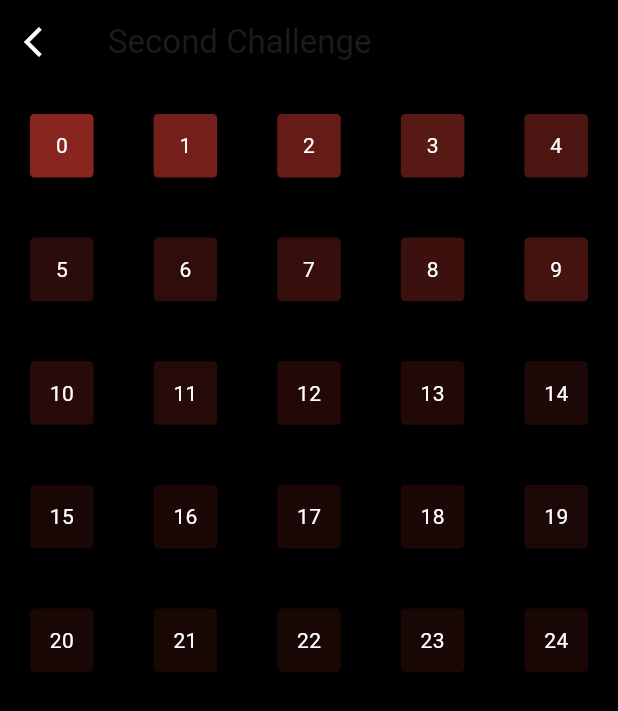
After one commit to asuracoder91/ani_challenge, a Flutter app: the screen it shows after launch, after a tap on "2기 두번째 챌린지", on a phone screen of 412 x 824 dp. The commit adds this screen. Shown: the top 711 px of the screen. Run offline on Flutter 3.47's test engine with Material 3 defaults, Android fonts, the phone set to English and light mode, and no system bars; our stand-ins replace flutter_animate, lottie; Roboto replaces fonts that are missing (Pretendard); project files that could hold a hidden picture were left out.

Commit message:
feat: season2-second

```diff
--- a/lib/screens/menu_screen.dart
+++ b/lib/screens/menu_screen.dart
@@ -2,6 +2,8 @@ import 'package:ani_challenge/screens/card_challenge.dart';
 import 'package:ani_challenge/screens/first_challenge.dart';
 import 'package:ani_challenge/screens/last_challenge.dart';
 import 'package:ani_challenge/screens/pomodoro.dart';
+import 'package:ani_challenge/screens/season2_first.dart';
+import 'package:ani_challenge/screens/season2_second.dart';
 import 'package:ani_challenge/screens/second_challenge.dart';
 import 'package:flutter/material.dart';
 
@@ -83,6 +85,24 @@ class MenuScreen extends StatelessWidget {
               },
               child: const Text('The Last Challenge'),
             ),
+            ElevatedButton(
+              onPressed: () {
+                _goToPage(
+                  context,
+                  const StwoFirst(),
+                );
+              },
+              child: const Text('2기 첫 챌린지'),
+            ),
+            ElevatedButton(
+              onPressed: () {
+                _goToPage(
+                  context,
+                  const StwoSecondChallenge(),
+                );
+              },
+              child: const Text('2기 두번째 챌린지'),
+            ),
           ],
         ),
       ),
--- /dev/null
+++ b/lib/screens/season2_second.dart
@@ -0,0 +1,148 @@
+import 'package:flutter/material.dart';
+
+class StwoSecondChallenge extends StatefulWidget {
+  const StwoSecondChallenge({super.key});
+
+  @override
+  State<StwoSecondChallenge> createState() => _StwoSecondChallenge();
+}
+
+class _StwoSecondChallenge extends State<StwoSecondChallenge>
+    with TickerProviderStateMixin {
+  late AnimationController _controller;
+  late List<Animation> _tileAnimations;
+  late AnimationController _secondController;
+  late List<Animation> _secondTileAnimations;
+  bool secondAnimationTrigger = false;
+
+  List<int> animationOrder = [
+    24,
+    23,
+    22,
+    21,
+    20,
+    15,
+    16,
+    17,
+    18,
+    19,
+    14,
+    13,
+    12,
+    11,
+    10,
+    5,
+    6,
+    7,
+    8,
+    9,
+    4,
+    3,
+    2,
+    1,
+    0
+  ];
+
+  @override
+  void initState() {
+    super.initState();
+    _controller = AnimationController(
+      duration: const Duration(seconds: 2),
+      vsync: this,
+    );
+
+    _secondController = AnimationController(
+      duration: const Duration(seconds: 2),
+      vsync: this,
+    );
+
+    _tileAnimations = List.generate(25, (i) {
+      int index = animationOrder.indexOf(i);
+      double start = index * (2 / 100.0);
+
+      double end = start + 0.5;
+      if (i == 2) {
+        _secondController.forward();
+      }
+      return ColorTween(begin: Colors.red, end: Colors.red.withOpacity(0.1))
+          .animate(
+        CurvedAnimation(
+          parent: _controller,
+          curve: Interval(start, end, curve: Curves.easeOutQuart),
+        ),
+      );
+    });
+
+    // _secondTileAnimations 구현
+
+    _controller.addStatusListener((status) {
+      if (status == AnimationStatus.completed) {
+        _secondController.forward();
+      }
+    });
+
+    _secondController.addStatusListener((status) {
+      if (status == AnimationStatus.completed) {
+        _controller.forward();
+      }
+    });
+
+    _controller.forward();
+  }
+
+  @override
+  void dispose() {
+    _controller.dispose();
+    _secondController.dispose();
+    super.dispose();
+  }
+
+  @override
+  Widget build(BuildContext context) {
+    return Scaffold(
+      backgroundColor: Colors.black,
+      appBar: AppBar(
+        backgroundColor: Colors.black,
+        leading: IconButton(
+          icon: const Icon(
+            Icons.arrow_back_ios,
+            color: Colors.white,
+          ),
+          onPressed: () {
+            Navigator.pop(context);
+          },
+        ),
+        title: const Text('Second Challenge'),
+      ),
+      body: GridView.builder(
+        gridDelegate:
+            const SliverGridDelegateWithFixedCrossAxisCount(crossAxisCount: 5),
+        itemBuilder: (context, index) => AnimatedBuilder(
+          animation: _controller.isAnimating
+              ? _tileAnimations[index]
+              : _secondTileAnimations[index],
+          builder: (context, child) {
+            return Container(
+              margin: const EdgeInsets.all(20.0),
+              width: 24,
+              height: 24,
+              decoration: BoxDecoration(
+                borderRadius: BorderRadius.circular(3),
+                color: _controller.isAnimating
+                    ? _tileAnimations[index].value
+                    : _secondTileAnimations[index].value,
+              ),
+              child: Center(
+                  child: Text(
+                '$index',
+                style: const TextStyle(color: Colors.white),
+              )),
+            );
+          },
+          child: Container(),
+        ),
+        itemCount: 25,
+      ),
+    );
+  }
+}
```
Also changed, not shown: lib/screens/season2_first.dart (added, +82 -0 lines), pubspec.lock, 2 other files.
